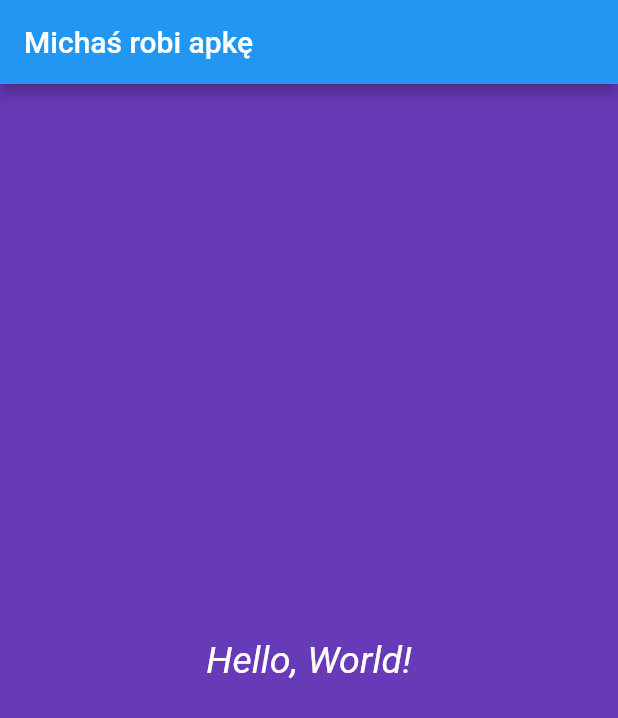
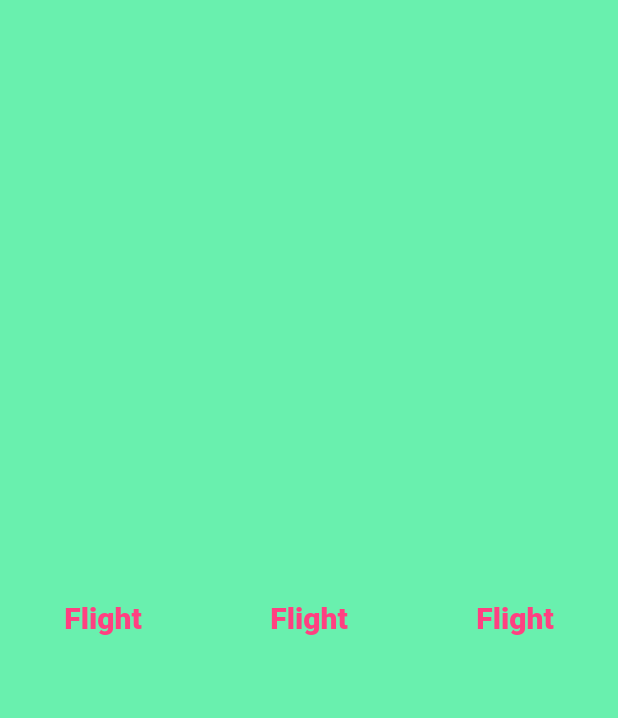
Before and after one commit to MikeMG-PL/FlutterTest, a Flutter app: the screen it shows after launch, on a phone screen of 412 x 824 dp. Shown: the top 718 px of the screen. Run offline on Flutter 3.47's test engine with Material 2 defaults, Android fonts, the phone set to English and light mode, and no system bars; Roboto replaces fonts that are missing (Alata).

```diff
--- /dev/null
+++ b/flutter_app/lib/app_screens/home.dart
@@ -0,0 +1,43 @@
+import 'package:flutter/material.dart';
+
+class Home extends StatelessWidget {
+  @override
+  Widget build(BuildContext context) {
+    return Center(
+      child: Container(
+          alignment: Alignment.center,
+          color: Colors.greenAccent,
+          child: Row(
+            children: [
+              Expanded(
+                  child: Center(
+                      child: Text("Flight",
+                          textDirection: TextDirection.ltr,
+                          style: TextStyle(
+                              decoration: TextDecoration.none,
+                              fontSize: 20.0,
+                              fontFamily: "Alata",
+                              color: Colors.pinkAccent)))),
+              Expanded(
+                  child: Center(
+                      child: Text("Flight",
+                          textDirection: TextDirection.ltr,
+                          style: TextStyle(
+                              decoration: TextDecoration.none,
+                              fontSize: 20.0,
+                              fontFamily: "Alata",
+                              color: Colors.pinkAccent)))),
+              Expanded(
+                  child: Center(
+                      child: Text("Flight",
+                          textDirection: TextDirection.ltr,
+                          style: TextStyle(
+                              decoration: TextDecoration.none,
+                              fontSize: 20.0,
+                              fontFamily: "Alata",
+                              color: Colors.pinkAccent))))
+            ],
+          )),
+    );
+  }
+}
--- a/flutter_app/lib/main.dart
+++ b/flutter_app/lib/main.dart
@@ -1,24 +1,6 @@
-import 'package:flutter/material.dart';
+import "package:flutter/material.dart";
+import './app_screens/home.dart';
 
 void main() {
-  runApp(MaterialApp(
-    title: "MG robi apki",
-    home: Scaffold(
-        appBar: AppBar(
-          title: Text("Michaś robi apkę"),
-        ),
-        body: Material(
-          color: Colors.deepPurple,
-          child: Center(
-            child: Text(
-              "Hello, World!",
-              style: TextStyle(
-                  color: Colors.white,
-                  fontSize: 25.0,
-                  fontStyle: FontStyle.italic),
-              textAlign: TextAlign.center,
-            ),
-          ),
-        )),
-  ));
+  runApp(MaterialApp(title: "Exploring UI Widgets", home: Home()));
 }
```
Also changed, not shown: flutter_app/pubspec.yaml (+15 -11 lines), flutter_app/fonts/Alata-Regular.ttf (added).
